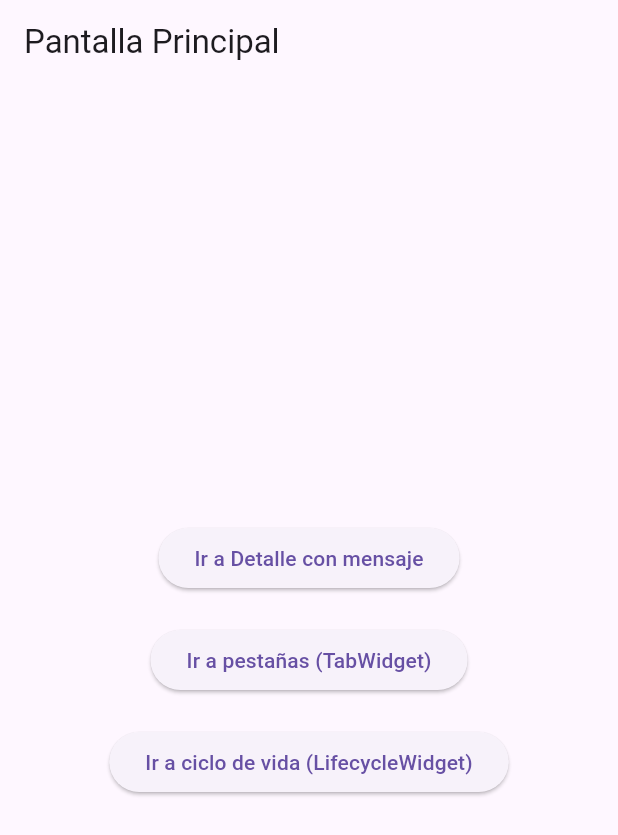
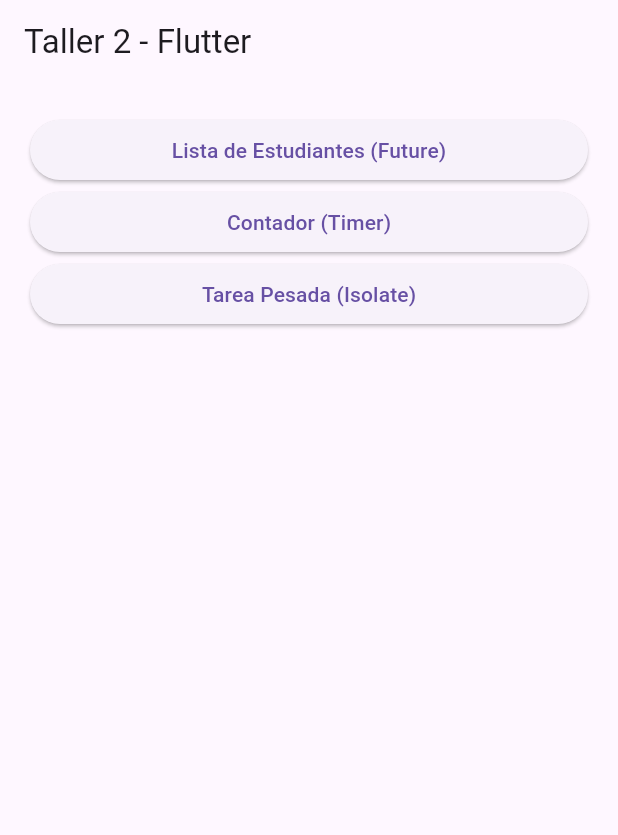
Before and after one commit to emanuel-benjumea/fluuterapps, a Flutter app: the screen it shows after launch, on a phone screen of 412 x 824 dp. Shown: the top 835 px of the screen. Run offline on Flutter 3.47's test engine with Material 3 defaults, Android fonts, the phone set to English and light mode, and no system bars; our stand-ins replace go_router.

Commit message:
rama de taller 2 - Future, Timer e Isolate.pdf

```diff
--- a/lib/router/app_router.dart
+++ b/lib/router/app_router.dart
@@ -1,23 +1,28 @@
 import 'package:flutter/material.dart';
 import 'package:go_router/go_router.dart';
-import '../screens/home_screen.dart';
-import '../screens/detail_screen.dart';
+
+import '../views/home_page.dart';
+import '../views/lista_estudiantes_page.dart';
+import '../views/contador_page.dart';
+import '../views/tarea_pesada_page.dart';
 
 final GoRouter appRouter = GoRouter(
-  initialLocation: '/',
   routes: [
     GoRoute(
       path: '/',
-      name: 'home',
-      builder: (context, state) => const HomeScreen(),
+      builder: (context, state) => const HomePage(),
     ),
     GoRoute(
-      path: '/detail/:message',
-      name: 'detail',
-      builder: (context, state) {
-        final message = state.pathParameters['message'] ?? 'Sin mensaje';
-        return DetailScreen(message: message);
-      },
+      path: '/estudiantes',
+      builder: (context, state) => const ListaEstudiantesPage(),
+    ),
+    GoRoute(
+      path: '/contador',
+      builder: (context, state) => const ContadorPage(),
+    ),
+    GoRoute(
+      path: '/tarea-pesada',
+      builder: (context, state) => const TareaPesadaPage(),
     ),
   ],
 );
--- a/lib/screens/home_screen.dart
+++ /dev/null
@@ -1,55 +0,0 @@
-import 'package:flutter/material.dart';
-import 'package:go_router/go_router.dart';
-import '../widgets/tab_widget.dart';
-import '../lifecycle/lifecycle_widget.dart';
-
-class HomeScreen extends StatelessWidget {
-  const HomeScreen({Key? key}) : super(key: key);
-
-  @override
-  Widget build(BuildContext context) {
-    const mensaje = 'Hola desde HomeScreen!';
-
-    return Scaffold(
-      appBar: AppBar(
-        title: const Text('Pantalla Principal'),
-      ),
-      body: Center(
-        child: SizedBox.expand(
-          child: Column(
-            mainAxisAlignment: MainAxisAlignment.center, // Centra verticalmente
-            crossAxisAlignment: CrossAxisAlignment.center, // Centra horizontalmente
-            children: [
-              ElevatedButton(
-                onPressed: () {
-                  context.push('/detail/$mensaje');
-                },
-                child: const Text('Ir a Detalle con mensaje'),
-              ),
-              const SizedBox(height: 20),
-              ElevatedButton(
-                onPressed: () {
-                  Navigator.push(
-                    context,
-                    MaterialPageRoute(builder: (_) => const TabWidget()),
-                  );
-                },
-                child: const Text('Ir a pestañas (TabWidget)'),
-              ),
-              const SizedBox(height: 20),
-              ElevatedButton(
-                onPressed: () {
-                  Navigator.push(
-                    context,
-                    MaterialPageRoute(builder: (_) => const LifecycleWidget()),
-                  );
-                },
-                child: const Text('Ir a ciclo de vida (LifecycleWidget)'),
-              ),
-            ],
-          ),
-        ),
-      ),
-    );
-  }
-}
--- /dev/null
+++ b/lib/views/contador_page.dart
@@ -0,0 +1,67 @@
+import 'dart:async';
+import 'package:flutter/material.dart';
+
+class ContadorPage extends StatefulWidget {
+  const ContadorPage({super.key});
+
+  @override
+  State<ContadorPage> createState() => _ContadorPageState();
+}
+
+class _ContadorPageState extends State<ContadorPage> {
+  int _contador = 0;
+  Timer? _timer;
+
+  void _iniciar() {
+    _timer ??= Timer.periodic(const Duration(seconds: 1), (timer) {
+      setState(() {
+        _contador++;
+      });
+    });
+  }
+
+  void _pausar() {
+    _timer?.cancel();
+    _timer = null;
+  }
+
+  void _reiniciar() {
+    _pausar();
+    setState(() {
+      _contador = 0;
+    });
+    _iniciar();
+  }
+
+  @override
+  void dispose() {
+    _timer?.cancel();
+    super.dispose();
+  }
+
+  @override
+  Widget build(BuildContext context) {
+    return Scaffold(
+      appBar: AppBar(title: const Text('Contador Automático')),
+      body: Center(
+        child: Column(
+          mainAxisAlignment: MainAxisAlignment.center,
+          children: [
+            Text('$_contador', style: const TextStyle(fontSize: 50)),
+            const SizedBox(height: 20),
+            Row(
+              mainAxisAlignment: MainAxisAlignment.center,
+              children: [
+                ElevatedButton(onPressed: _iniciar, child: const Text('Iniciar')),
+                const SizedBox(width: 10),
+                ElevatedButton(onPressed: _pausar, child: const Text('Pausar')),
+                const SizedBox(width: 10),
+                ElevatedButton(onPressed: _reiniciar, child: const Text('Reiniciar')),
+              ],
+            ),
+          ],
+        ),
+      ),
+    );
+  }
+}
--- /dev/null
+++ b/lib/views/home_page.dart
@@ -0,0 +1,30 @@
+import 'package:flutter/material.dart';
+import 'package:go_router/go_router.dart';
+
+class HomePage extends StatelessWidget {
+  const HomePage({super.key});
+
+  @override
+  Widget build(BuildContext context) {
+    return Scaffold(
+      appBar: AppBar(title: const Text('Taller 2 - Flutter')),
+      body: ListView(
+        padding: const EdgeInsets.all(20),
+        children: [
+          ElevatedButton(
+            onPressed: () => context.push('/estudiantes'),
+            child: const Text('Lista de Estudiantes (Future)'),
+          ),
+          ElevatedButton(
+            onPressed: () => context.push('/contador'),
+            child: const Text('Contador (Timer)'),
+          ),
+          ElevatedButton(
+            onPressed: () => context.push('/tarea-pesada'),
+            child: const Text('Tarea Pesada (Isolate)'),
+          ),
+        ],
+      ),
+    );
+  }
+}
--- /dev/null
+++ b/lib/views/lista_estudiantes_page.dart
@@ -0,0 +1,52 @@
+import 'package:flutter/material.dart';
+
+class ListaEstudiantesPage extends StatefulWidget {
+  const ListaEstudiantesPage({super.key});
+
+  @override
+  State<ListaEstudiantesPage> createState() => _ListaEstudiantesPageState();
+}
+
+class _ListaEstudiantesPageState extends State<ListaEstudiantesPage> {
+  late Future<List<String>> _estudiantesFuture;
+
+  Future<List<String>> _cargarEstudiantes() async {
+    await Future.delayed(const Duration(seconds: 2));
+    return ['Juan', 'María', 'Carlos', 'Luisa', 'Andrés'];
+  }
+
+  @override
+  void initState() {
+    super.initState();
+    _estudiantesFuture = _cargarEstudiantes();
+  }
+
+  @override
+  Widget build(BuildContext context) {
+    return Scaffold(
+      appBar: AppBar(title: const Text('Lista de Estudiantes')),
+      body: FutureBuilder<List<String>>(
+        future: _estudiantesFuture,
+        builder: (context, snapshot) {
+          if (snapshot.connectionState == ConnectionState.waiting) {
+            return const Center(child: CircularProgressIndicator());
+          } else if (snapshot.hasError) {
+            return Center(child: Text('Error: ${snapshot.error}'));
+          } else if (!snapshot.hasData || snapshot.data!.isEmpty) {
+            return const Center(child: Text('No hay estudiantes'));
+          } else {
+            final estudiantes = snapshot.data!;
+            return ListView.builder(
+              itemCount: estudiantes.length,
+              itemBuilder: (context, index) {
+                return ListTile(
+                  title: Text(estudiantes[index]),
+                );
+              },
+            );
+          }
+        },
+      ),
+    );
+  }
+}
```
Also changed, not shown: lib/lifecycle/lifecycle_widget.dart (deleted, +0 -61 lines), lib/screens/detail_screen.dart (deleted, +0 -30 lines), lib/views/tarea_pesada_page.dart (added, +65 -0 lines), lib/widgets/grid_widget.dart (deleted, +0 -34 lines), lib/widgets/tab_widget.dart (deleted, +0 -47 lines).
